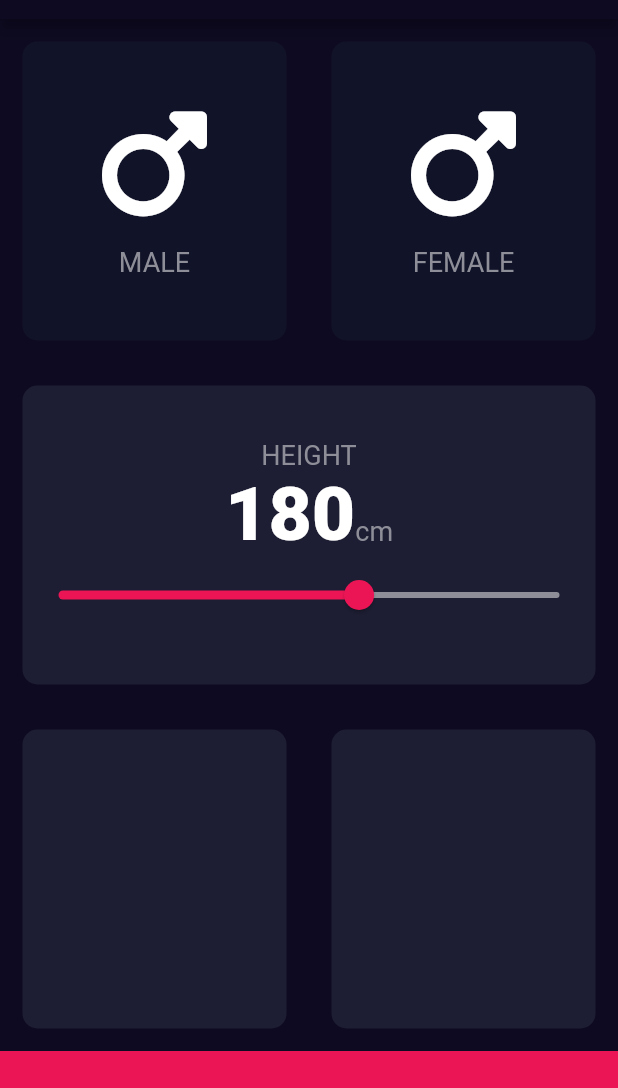
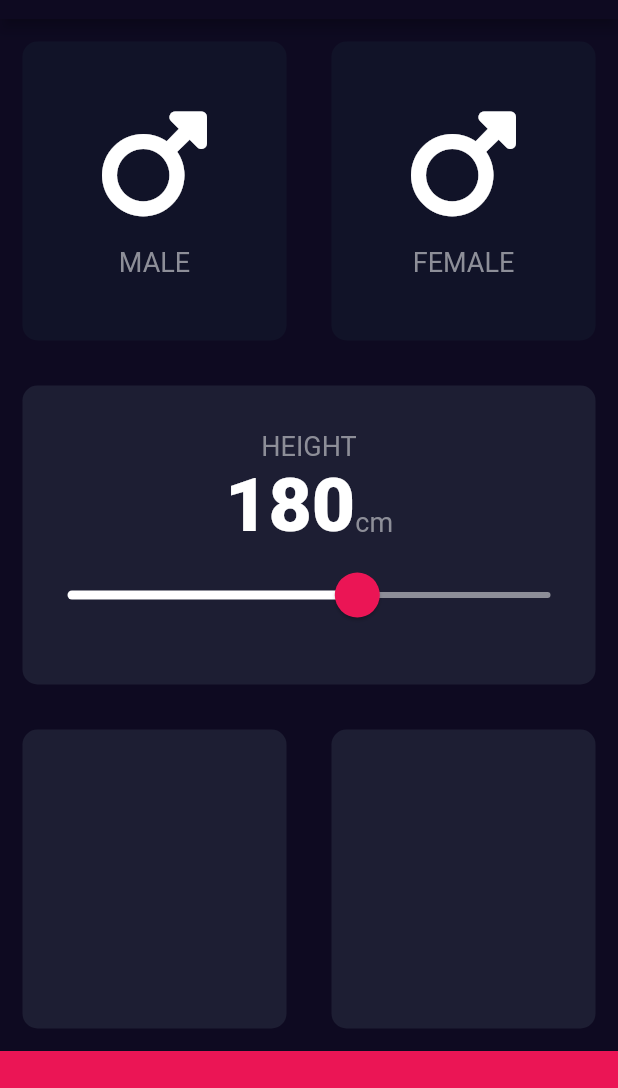
Before and after one commit to ginoliza/flutter_bmi_calculator, a Flutter app: the screen it shows after launch, on a phone screen of 412 x 824 dp, the part 65-1153 px from its top. Run offline on Flutter 3.47's test engine with Material 2 defaults, Android fonts, the phone set to English and light mode, and no system bars; our stand-ins replace font_awesome_flutter.

Commit message:
personalized custom widget using SliderTheme

```diff
--- a/lib/input_page.dart
+++ b/lib/input_page.dart
@@ -83,18 +83,34 @@ class _InputPageState extends State<InputPage> {
                       )
                     ],
                   ),
-                  Slider(
+                  SliderTheme(
+                    data: SliderTheme.of(context).copyWith(
+                      // color a la derecha del thumb
+                      inactiveTrackColor: Color(0xff8d8e98),
+                      // color a la izquierda del thumb
+                      activeTrackColor: Colors.white,
+                      // color del thumb
+                      thumbColor: Color(0xffeb1555),
+                      // color del thumb presionado
+                      overlayColor: Color(0x29eb1555),
+                      // radio del thumb
+                      thumbShape:
+                          RoundSliderThumbShape(enabledThumbRadius: 15.0),
+                      // radio del thumb presionado
+                      overlayShape:
+                          RoundSliderOverlayShape(overlayRadius: 30.0),
+                    ),
+                    child: Slider(
                       value: height.toDouble(), // required
                       min: 120.0,
                       max: 220.0,
-                    activeColor: Color(0xffeb1555),
-                    inactiveColor: Color(0xff8d8e98),
                       onChanged: (double newValue) {
                         //required
                         setState(() {
                           height = newValue.round();
                         });
                       },
+                    ),
                   ),
                 ],
               ),
```
Also changed, not shown: 1 other file. Lines whose indentation alone changed are shown as unchanged.
